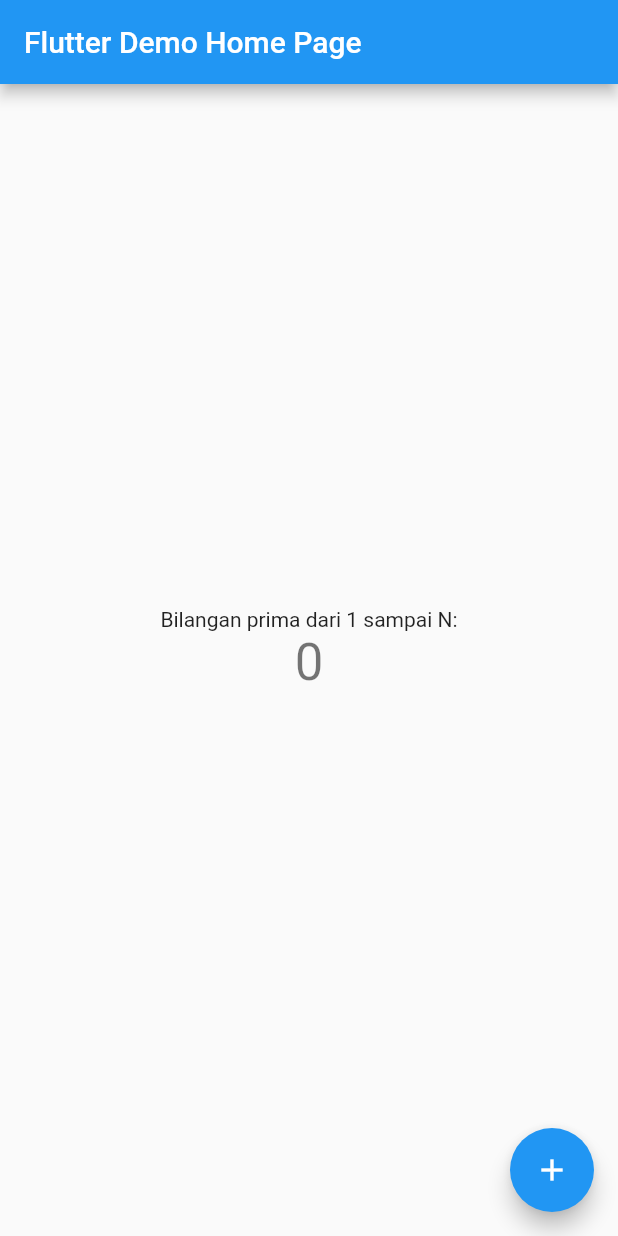
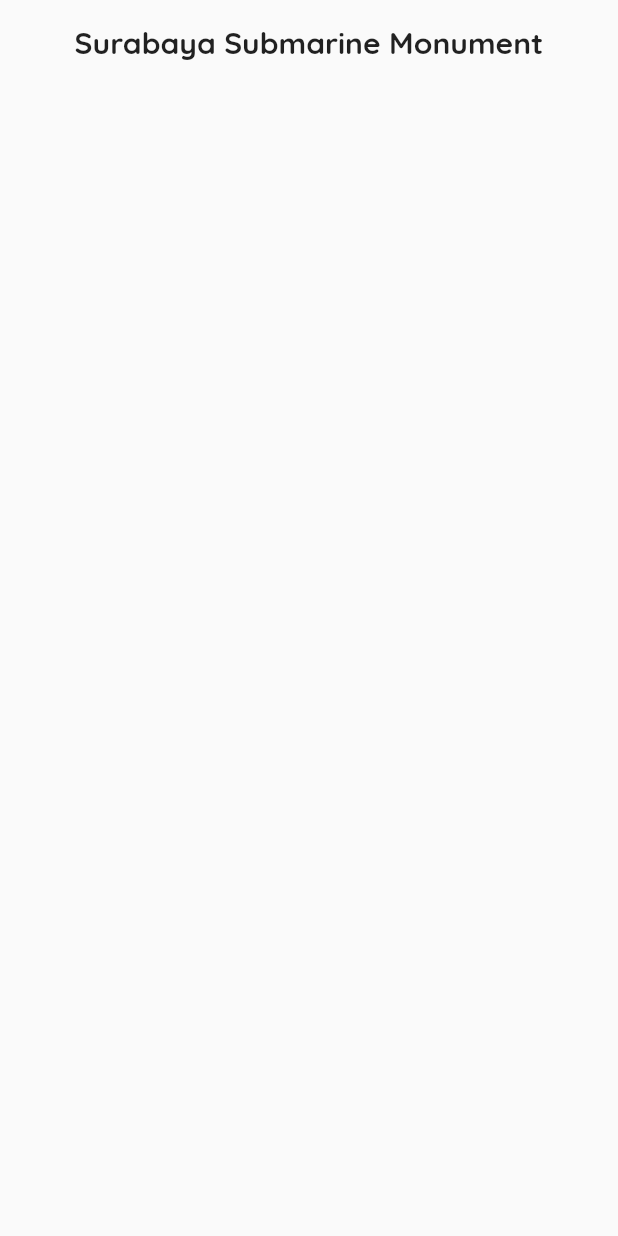
Before and after one commit to azuhri/hello-world-flutter, a Flutter app: the screen it shows after launch, on a phone screen of 412 x 824 dp. Run offline on Flutter 3.47's test engine with Material 2 defaults, Android fonts, the phone set to English and light mode, and no system bars.

Commit message:
update praktikum 3 part 1 percobaan 1

```diff
--- a/lib/main.dart
+++ b/lib/main.dart
@@ -11,152 +11,38 @@ class MyApp extends StatelessWidget {
   @override
   Widget build(BuildContext context) {
     return MaterialApp(
-      title: 'Flutter Demo',
-      theme: ThemeData(
-        // This is the theme of your application.
-        //
-        // Try running your application with "flutter run". You'll see the
-        // application has a blue toolbar. Then, without quitting the app, try
-        // changing the primarySwatch below to Colors.green and then invoke
-        // "hot reload" (press "r" in the console where you ran "flutter run",
-        // or simply save your changes to "hot reload" in a Flutter IDE).
-        // Notice that the counter didn't reset back to zero; the application
-        // is not restarted.
-        primarySwatch: Colors.blue,
-      ),
-      home: const MyHomePage(title: 'Flutter Demo Home Page'),
+      title: "Contacts",
+      theme: ThemeData(),
+      home: const DetailScreen(),
     );
   }
 }
 
-class MyHomePage extends StatefulWidget {
-  const MyHomePage({super.key, required this.title});
-
-  // This widget is the home page of your application. It is stateful, meaning
-  // that it has a State object (defined below) that contains fields that affect
-  // how it looks.
-
-  // This class is the configuration for the state. It holds the values (in this
-  // case the title) provided by the parent (in this case the App widget) and
-  // used by the build method of the State. Fields in a Widget subclass are
-  // always marked "final".
-
-  final String title;
+class DetailScreen extends StatelessWidget {
+  const DetailScreen({super.key});
 
   @override
-  State<MyHomePage> createState() => _MyHomePageState();
-}
-
-class _MyHomePageState extends State<MyHomePage> {
-  int _counter = 0;
-  int counterTemp = 0;
-  String _text = "";
-  void _kelipatan3Counter() {
-    setState(() {
-      if(_counter == 100) {
-        _counter = 0;
-      }
-      _counter++;
-
-      _text = 'Bilangan prima dari 1 sampai ${_counter}: ';
-      for (int i = 1; i <= _counter; i++) {
-        counterTemp = 0;
-        for (int j = 1; j <= i; j++) {
-          if (i % j == 0)
-            counterTemp++;
-
-        }
-        if (counterTemp == 2)
-          _text += "$i, ";
-
-      }
-    });
-  }
-  void _incrementCounter() {
-    setState(() {
-      // This call to setState tells the Flutter framework that something has
-      // changed in this State, which causes it to rerun the build method below
-      // so that the display can reflect the updated values. If we changed
-      // _counter without calling setState(), then the build method would not be
-      // called again, and so nothing would appear to happen.
-      if(_counter == 10) {
-        _counter = 0;
-      }
-      _counter++;
-
-      if(_counter % 2  == 0) {
-        _text = "Genap";
-      } else {
-        _text = "Ganjil";
-      }
-
-    });
-  }
-
-  @override
-  Widget build(BuildContext context) {
-    // This method is rerun every time setState is called, for instance as done
-    // by the _incrementCounter method above.
-    //
-    // The Flutter framework has been optimized to make rerunning build methods
-    // fast, so that you can just rebuild anything that needs updating rather
-    // than having to individually change instances of widgets.
+  Widget build(BuildContext ctx) {
     return Scaffold(
-      appBar: AppBar(
-        // Here we take the value from the MyHomePage object that was created by
-        // the App.build method, and use it to set our appbar title.
-        title: Text(widget.title),
-      ),
-      body: Center(
-        // Center is a layout widget. It takes a single child and positions it
-        // in the middle of the parent.
-        child: Column(
-          // Column is also a layout widget. It takes a list of children and
-          // arranges them vertically. By default, it sizes itself to fit its
-          // children horizontally, and tries to be as tall as its parent.
-          //
-          // Invoke "debug painting" (press "p" in the console, choose the
-          // "Toggle Debug Paint" action from the Flutter Inspector in Android
-          // Studio, or the "Toggle Debug Paint" command in Visual Studio Code)
-          // to see the wireframe for each widget.
-          //
-          // Column has various properties to control how it sizes itself and
-          // how it positions its children. Here we use mainAxisAlignment to
-          // center the children vertically; the main axis here is the vertical
-          // axis because Columns are vertical (the cross axis would be
-          // horizontal).
-          mainAxisAlignment: MainAxisAlignment.center,
-          children: <Widget>[
-            const Text(
-              'Bilangan prima dari 1 sampai N:',
-            ),
-            Text(
-              '$_counter',
-              style: Theme.of(context).textTheme.headlineMedium,
-            ),
-            Text(
-              _text,
-              style: Theme.of(context).textTheme.bodySmall,
-            ),
-          ],
-        ),
-      ),
-      floatingActionButton: FloatingActionButton(
-        onPressed:  _kelipatan3Counter, //_incrementCounter,
-        tooltip: 'Increment',
-        child: const Icon(Icons.add),
-      ), // This trailing comma makes auto-formatting nicer for build methods.
+        body: SafeArea(
+          child: Column(
+                  crossAxisAlignment: CrossAxisAlignment.stretch,
+                  children: <Widget>[
+                    Container(
+                      margin: EdgeInsets.only(top: 16.0),
+                      child: Text(
+                          "Surabaya Submarine Monument",
+                          textAlign: TextAlign.center,
+                          style: TextStyle(
+                            fontSize: 20.0,
+                            fontWeight: FontWeight.bold,
+                            fontFamily: 'Quicksand',
+                          ),
+                      ),
+              )
+            ]
+          )
+        )
     );
   }
 }
-
-// import 'package:flutter/material.dart';
-// void main() {
-//   runApp(
-//     const Center(
-//       child: Text('Hallo nama saya Azis Zuhri Pratomo kelas | D4 IT A | 3121600002',
-//        textDirection: TextDirection.ltr,
-//       )
-//     )
-//   );
-// }
```
Also changed, not shown: pubspec.yaml (+4 -6 lines), assets/fonts/Quicksand.ttf (added).
